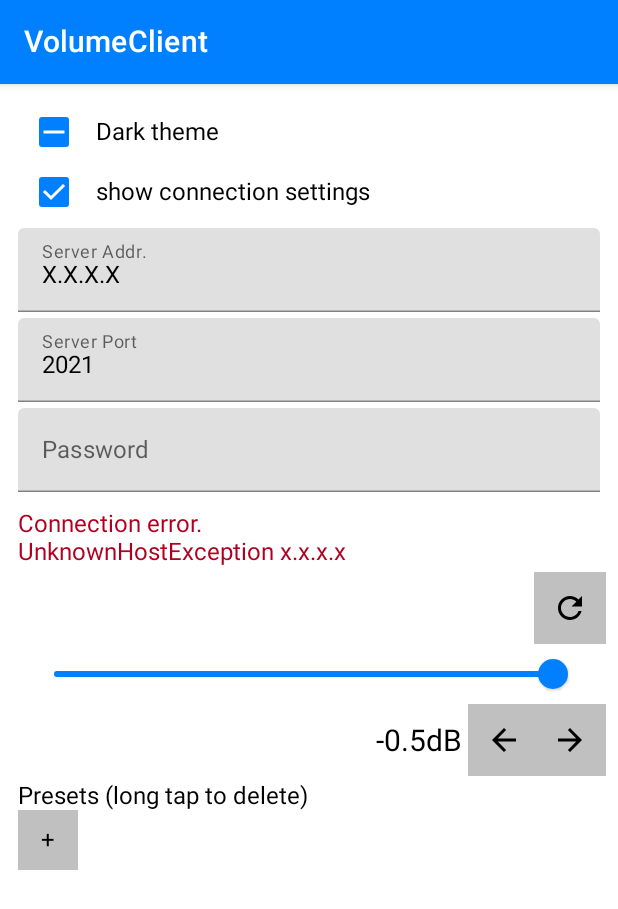
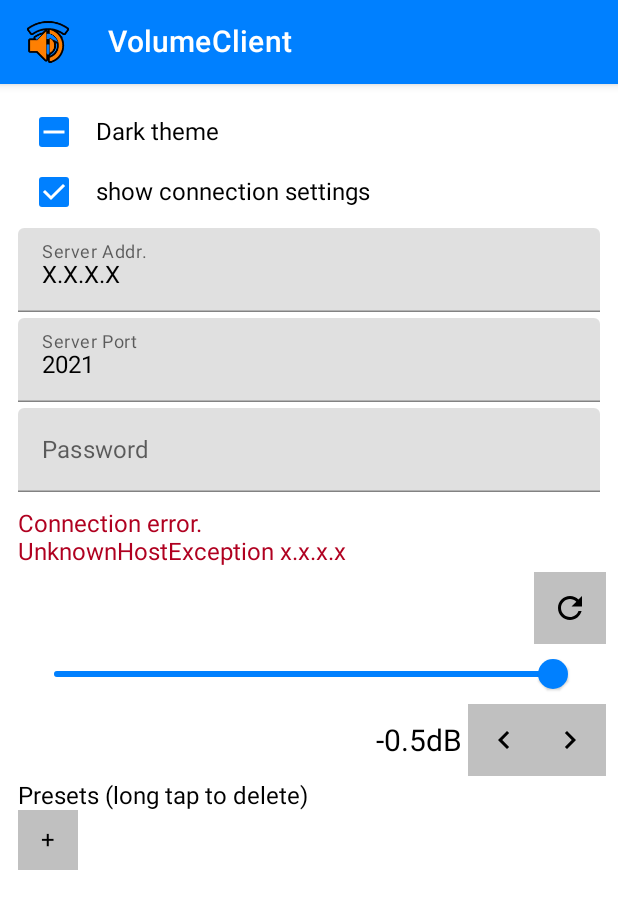
Before and after one commit to tateisu/WinVolumeServer, an Android app built with Jetpack Compose: the screen it shows after launch (MainActivity), after a tap on "decrement", on a phone screen of 412 x 824 dp. Shown: the top 909 px of the screen. Run offline under Robolectric (Android 15) with nearby library versions, the phone set to English and light mode, and no system bars; our stand-ins replace accompanist, livedata-compose; 1 other tap on this screen came first.

Commit message:
- 音量微調整ボタンのアイコン図柄を変更 - 画面スクロール時のpaddingの入れ方を変更 - タイトルバーにアプリのアイコン - リファクタ

```diff
--- a/AndroidClient/app/build.gradle
+++ b/AndroidClient/app/build.gradle
@@ -103,7 +103,6 @@ dependencies {
     // optional - Test helpers for LiveData
     testImplementation "androidx.arch.core:core-testing:$arch_version"
 
-
     implementation "com.google.accompanist:accompanist-flowlayout:0.20.0"
 
     implementation "com.squareup.okhttp3:okhttp:4.9.1"
@@ -113,7 +112,7 @@ dependencies {
     implementation "androidx.compose.material:material:$compose_version"
     implementation "androidx.compose.ui:ui-tooling-preview:$compose_version"
     implementation "androidx.compose.runtime:runtime-livedata:$compose_version"
-
+    implementation "androidx.compose.material:material-icons-extended:$compose_version"
     androidTestImplementation "androidx.compose.ui:ui-test-junit4:$compose_version"
     debugImplementation "androidx.compose.ui:ui-tooling:$compose_version"
 
--- a/AndroidClient/app/src/main/java/jp/juggler/volumeclient/MainActivity.kt
+++ b/AndroidClient/app/src/main/java/jp/juggler/volumeclient/MainActivity.kt
@@ -16,7 +16,6 @@ class MainActivity : ComponentActivity() {
 
     override fun onCreate(savedInstanceState: Bundle?) {
         super.onCreate(savedInstanceState)
-
         viewModel.loadOrRestore()
         setContent { MainActivityContent(window, viewModel) }
     }
--- a/AndroidClient/app/src/main/java/jp/juggler/volumeclient/MainActivityContent.kt
+++ b/AndroidClient/app/src/main/java/jp/juggler/volumeclient/MainActivityContent.kt
@@ -1,11 +1,6 @@
 package jp.juggler.volumeclient
 
-import android.os.Build
-import android.view.View
 import android.view.Window
-import android.view.WindowInsetsController
-import android.view.WindowManager
-import androidx.annotation.ColorInt
 import androidx.compose.animation.AnimatedVisibility
 import androidx.compose.foundation.background
 import androidx.compose.foundation.combinedClickable
@@ -15,8 +10,8 @@ import androidx.compose.foundation.verticalScroll
 import androidx.compose.material.*
 import androidx.compose.material.TextFieldDefaults.textFieldColors
 import androidx.compose.material.icons.Icons
-import androidx.compose.material.icons.outlined.ArrowBack
-import androidx.compose.material.icons.outlined.ArrowForward
+import androidx.compose.material.icons.outlined.ChevronLeft
+import androidx.compose.material.icons.outlined.ChevronRight
 import androidx.compose.material.icons.outlined.Refresh
 import androidx.compose.runtime.Composable
 import androidx.compose.runtime.getValue
@@ -24,34 +19,28 @@ import androidx.compose.runtime.livedata.observeAsState
 import androidx.compose.ui.Alignment
 import androidx.compose.ui.Modifier
 import androidx.compose.ui.graphics.Color
-import androidx.compose.ui.graphics.luminance
-import androidx.compose.ui.graphics.toArgb
+import androidx.compose.ui.res.painterResource
 import androidx.compose.ui.res.stringResource
 import androidx.compose.ui.state.ToggleableState
 import androidx.compose.ui.text.style.TextAlign
 import androidx.compose.ui.tooling.preview.Preview
 import androidx.compose.ui.unit.dp
 import androidx.compose.ui.unit.sp
-import androidx.lifecycle.MutableLiveData
 import com.google.accompanist.flowlayout.FlowRow
 import jp.juggler.volumeclient.MainActivityViewModelImpl.Companion.seekBarPositionToVolumeDb
 import jp.juggler.volumeclient.ui.theme.TestJetpackComposeTheme
-import jp.juggler.volumeclient.utils.LogTag
+import jp.juggler.volumeclient.utils.*
 
 @Suppress("unused")
 private val log = LogTag("MainActivityContent")
 
+// IDE上でプレビューを表示する
 @Preview
 @Composable
 fun PreviewMainActivityContent() =
     MainActivityContent(null, MainActivityViewModelStub)
 
-fun <T> MutableLiveData<T>.setIfChanged(newValue: T) {
-    if (newValue != this.value) {
-        this.value = newValue
-    }
-}
-
+// メイン画面のUI
 @Composable
 fun MainActivityContent(
     window: Window?,
@@ -65,16 +54,26 @@ fun MainActivityContent(
         Scaffold(
             topBar = {
                 TopAppBar(
-                    title = { Text(text = stringResource(R.string.app_name)) }
+                    title = { Text(text = stringResource(R.string.app_name)) },
+                    navigationIcon = {
+                        IconButton(onClick = {}) {
+                            Icon(
+                                painter = painterResource(id = R.mipmap.ic_launcher_foreground),
+                                contentDescription = stringResource(R.string.app_name),
+                                tint = Color.Unspecified
+                            )
+                        }
+                    },
                 )
-            }
+            },
+            modifier = Modifier
+                .background(MaterialTheme.colors.background)
         ) {
             Column(
                 modifier = Modifier
                     .fillMaxSize()
+                    .verticalScroll(rememberScrollState())
                     .padding(all = 12.dp)
-                    .verticalScroll(rememberScrollState())
-                    .background(MaterialTheme.colors.background),
             ) {
 
                 Row(verticalAlignment = Alignment.CenterVertically) {
@@ -260,7 +259,7 @@ fun MainActivityContent(
                             .background(color = MaterialTheme.colors.secondary),
                     ) {
                         Icon(
-                            Icons.Outlined.ArrowBack,
+                            Icons.Outlined.ChevronLeft,
                             contentDescription = stringResource(R.string.decrement),
                             tint = MaterialTheme.colors.onSecondary
                         )
@@ -275,7 +274,7 @@ fun MainActivityContent(
                             .background(color = MaterialTheme.colors.secondary),
                     ) {
                         Icon(
-                            Icons.Outlined.ArrowForward,
+                            Icons.Outlined.ChevronRight,
                             contentDescription = stringResource(R.string.increment),
                             tint = MaterialTheme.colors.onSecondary
                         )
@@ -338,90 +337,3 @@ fun MainActivityContent(
         }
     }
 }
-
-private fun Window.setSystemUiColor(color: Color, forceDark: Boolean = false) {
-    // 古い端末ではナビゲーションバーのアイコン色を設定できないため
-    // メディアビューア画面ではステータスバーやナビゲーションバーの色を設定しない…
-    if (forceDark && Build.VERSION.SDK_INT < 26) return
-
-    if (Build.VERSION.SDK_INT < 30) {
-        @Suppress("DEPRECATION")
-        clearFlags(
-            WindowManager.LayoutParams.FLAG_TRANSLUCENT_STATUS or
-                    WindowManager.LayoutParams.FLAG_TRANSLUCENT_NAVIGATION
-        )
-    }
-
-    addFlags(WindowManager.LayoutParams.FLAG_DRAWS_SYSTEM_BAR_BACKGROUNDS)
-
-    var c = when {
-        forceDark -> Color.Black
-        else -> color
-    }
-    setStatusBarColorCompat(c)
-
-    c = when {
-        forceDark -> Color.Black
-        else -> color
-    }
-    setNavigationBarColorCompat(c)
-}
-
-private fun Window.setStatusBarColorCompat(color: Color) {
-    @ColorInt val c = color.toArgb()
-    val isLightBg = color.luminance() >= 0.5f
-
-    statusBarColor = android.graphics.Color.BLACK or c
-
-    if (Build.VERSION.SDK_INT >= 30) {
-        decorView.windowInsetsController?.run {
-            val bit = WindowInsetsController.APPEARANCE_LIGHT_STATUS_BARS
-            setSystemBarsAppearance(if (isLightBg) bit else 0, bit)
-        }
-    } else if (Build.VERSION.SDK_INT >= 23) {
-        @Suppress("DEPRECATION")
-        val bit = View.SYSTEM_UI_FLAG_LIGHT_STATUS_BAR
-        @Suppress("DEPRECATION")
-        decorView.systemUiVisibility =
-            if (isLightBg) {
-                //Dark Text to show up on your light status bar
-                decorView.systemUiVisibility or bit
-            } else {
-                //Light Text to show up on your dark status bar
-                decorView.systemUiVisibility and bit.inv()
-            }
-    }
-}
-
-private fun Window.setNavigationBarColorCompat(color: Color) {
-    @ColorInt val c = color.toArgb()
-    val isLightBg = color.luminance() >= 0.5f
-
-    if (c == 0) {
-        // no way to restore to system default, need restart app.
-        return
-    }
-
-    navigationBarColor = c or android.graphics.Color.BLACK
-
-    if (Build.VERSION.SDK_INT >= 30) {
-        decorView.windowInsetsController?.run {
-            val bit = WindowInsetsController.APPEARANCE_LIGHT_NAVIGATION_BARS
-            setSystemBarsAppearance(if (isLightBg) bit else 0, bit)
-        }
-    } else if (Build.VERSION.SDK_INT >= 26) {
-        @Suppress("DEPRECATION")
-        val bit = View.SYSTEM_UI_FLAG_LIGHT_NAVIGATION_BAR
-        @Suppress("DEPRECATION")
-        decorView.systemUiVisibility = when {
-            isLightBg -> {
-                //Dark Text to show up on your light status bar
-                decorView.systemUiVisibility or bit
-            }
-            else -> {
-                //Light Text to show up on your dark status bar
-                decorView.systemUiVisibility and bit.inv()
-            }
-        }
-    }
-}
--- a/AndroidClient/app/src/main/java/jp/juggler/volumeclient/utils/ComposeExt.kt
+++ b/AndroidClient/app/src/main/java/jp/juggler/volumeclient/utils/ComposeExt.kt
@@ -1,4 +1,4 @@
-package jp.juggler.volumeclient
+package jp.juggler.volumeclient.utils
 
 import android.content.res.Resources
 import androidx.compose.foundation.layout.Spacer
--- a/AndroidClient/app/src/main/java/jp/juggler/volumeclient/utils/LogTag.kt
+++ b/AndroidClient/app/src/main/java/jp/juggler/volumeclient/utils/LogTag.kt
@@ -2,17 +2,18 @@ package jp.juggler.volumeclient.utils
 
 import android.util.Log
 
+@Suppress("unused")
 class LogTag(private val prefix: String) {
     companion object {
         const val tag = "VolumeClient"
     }
 
-    fun e(msg: String) = Log.e(tag, "${prefix}: $msg")
-    fun w(msg: String) = Log.w(tag, "${prefix}: $msg")
-    fun i(msg: String) = Log.i(tag, "${prefix}: $msg")
-    fun d(msg: String) = Log.d(tag, "${prefix}: $msg")
-    fun v(msg: String) = Log.v(tag, "${prefix}: $msg")
+    fun e(msg: String) = Log.e(tag, "$prefix: $msg")
+    fun w(msg: String) = Log.w(tag, "$prefix: $msg")
+    fun i(msg: String) = Log.i(tag, "$prefix: $msg")
+    fun d(msg: String) = Log.d(tag, "$prefix: $msg")
+    fun v(msg: String) = Log.v(tag, "$prefix: $msg")
 
-    fun e(ex: Throwable, msg: String = "error.") = Log.e(tag, "${prefix}: $msg", ex)
-    fun w(ex: Throwable, msg: String = "error.") = Log.w(tag, "${prefix}: $msg", ex)
+    fun e(ex: Throwable, msg: String = "error.") = Log.e(tag, "$prefix: $msg", ex)
+    fun w(ex: Throwable, msg: String = "error.") = Log.w(tag, "$prefix: $msg", ex)
 }
--- /dev/null
+++ b/AndroidClient/app/src/main/java/jp/juggler/volumeclient/utils/OkHttpExt.kt
@@ -0,0 +1,22 @@
+package jp.juggler.volumeclient.utils
+
+import kotlinx.coroutines.suspendCancellableCoroutine
+import okhttp3.Call
+import okhttp3.Callback
+import okhttp3.Response
+import java.io.IOException
+import kotlin.coroutines.resume
+import kotlin.coroutines.resumeWithException
+
+suspend fun Call.enqueueAndAwait(): Response =
+    suspendCancellableCoroutine { cont ->
+        this.enqueue(object : Callback {
+            override fun onFailure(call: Call, e: IOException) {
+                cont.resumeWithException(e)
+            }
+
+            override fun onResponse(call: Call, response: Response) {
+                cont.resume(response)
+            }
+        })
+    }
--- /dev/null
+++ b/AndroidClient/app/src/main/java/jp/juggler/volumeclient/utils/SystemUiColor.kt
@@ -0,0 +1,98 @@
+package jp.juggler.volumeclient.utils
+
+import android.os.Build
+import android.view.View
+import android.view.Window
+import android.view.WindowInsetsController
+import android.view.WindowManager
+import androidx.annotation.ColorInt
+import androidx.compose.ui.graphics.Color
+import androidx.compose.ui.graphics.luminance
+import androidx.compose.ui.graphics.toArgb
+
+fun Window.setSystemUiColor(color: Color, forceDark: Boolean = false) {
+    // 古い端末ではナビゲーションバーのアイコン色を設定できないため
+    // メディアビューア画面ではステータスバーやナビゲーションバーの色を設定しない…
+    if (forceDark && Build.VERSION.SDK_INT < 26) return
+
+    if (Build.VERSION.SDK_INT < 30) {
+        @Suppress("DEPRECATION")
+        clearFlags(
+            WindowManager.LayoutParams.FLAG_TRANSLUCENT_STATUS or
+                    WindowManager.LayoutParams.FLAG_TRANSLUCENT_NAVIGATION
+        )
+    }
+
+    addFlags(WindowManager.LayoutParams.FLAG_DRAWS_SYSTEM_BAR_BACKGROUNDS)
+
+    var c = when {
+        forceDark -> Color.Black
+        else -> color
+    }
+    setStatusBarColorCompat(c)
+
+    c = when {
+        forceDark -> Color.Black
+        else -> color
+    }
+    setNavigationBarColorCompat(c)
+}
+
+private fun Window.setStatusBarColorCompat(color: Color) {
+    @ColorInt val c = color.toArgb()
+    val isLightBg = color.luminance() >= 0.5f
+
+    statusBarColor = android.graphics.Color.BLACK or c
+
+    if (Build.VERSION.SDK_INT >= 30) {
+        decorView.windowInsetsController?.run {
+            val bit = WindowInsetsController.APPEARANCE_LIGHT_STATUS_BARS
+            setSystemBarsAppearance(if (isLightBg) bit else 0, bit)
+        }
+    } else if (Build.VERSION.SDK_INT >= 23) {
+        @Suppress("DEPRECATION")
+        val bit = View.SYSTEM_UI_FLAG_LIGHT_STATUS_BAR
+        @Suppress("DEPRECATION")
+        decorView.systemUiVisibility =
+            if (isLightBg) {
+                //Dark Text to show up on your light status bar
+                decorView.systemUiVisibility or bit
+            } else {
+                //Light Text to show up on your dark status bar
+                decorView.systemUiVisibility and bit.inv()
+            }
+    }
+}
+
+private fun Window.setNavigationBarColorCompat(color: Color) {
+    @ColorInt val c = color.toArgb()
+    val isLightBg = color.luminance() >= 0.5f
+
+    if (c == 0) {
+        // no way to restore to system default, need restart app.
+        return
+    }
+
+    navigationBarColor = c or android.graphics.Color.BLACK
+
+    if (Build.VERSION.SDK_INT >= 30) {
+        decorView.windowInsetsController?.run {
+            val bit = WindowInsetsController.APPEARANCE_LIGHT_NAVIGATION_BARS
+            setSystemBarsAppearance(if (isLightBg) bit else 0, bit)
+        }
+    } else if (Build.VERSION.SDK_INT >= 26) {
+        @Suppress("DEPRECATION")
+        val bit = View.SYSTEM_UI_FLAG_LIGHT_NAVIGATION_BAR
+        @Suppress("DEPRECATION")
+        decorView.systemUiVisibility = when {
+            isLightBg -> {
+                //Dark Text to show up on your light status bar
+                decorView.systemUiVisibility or bit
+            }
+            else -> {
+                //Light Text to show up on your dark status bar
+                decorView.systemUiVisibility and bit.inv()
+            }
+        }
+    }
+}
--- a/AndroidClient/app/src/main/java/jp/juggler/volumeclient/utils/Utils.kt
+++ b/AndroidClient/app/src/main/java/jp/juggler/volumeclient/utils/Utils.kt
@@ -1,58 +1,12 @@
-@file:Suppress("MemberVisibilityCanBePrivate")
-
 package jp.juggler.volumeclient.utils
 
 import android.util.Base64
-import androidx.lifecycle.ViewModel
-import androidx.lifecycle.ViewModelProvider
-import androidx.lifecycle.ViewModelStoreOwner
-import kotlinx.coroutines.suspendCancellableCoroutine
-import okhttp3.Call
-import okhttp3.Callback
-import okhttp3.Response
-import java.io.IOException
 import java.security.MessageDigest
-import kotlin.coroutines.resume
-import kotlin.coroutines.resumeWithException
 import kotlin.math.max
 import kotlin.math.min
 
-// ViewModelのfactoryを毎回書くのが面倒
-// あと使わない場合にはViewModelの引数を生成したくない
-fun <VM : ViewModel> viewModelFactory(vmClass: Class<VM>, creator: () -> VM) =
-    object : ViewModelProvider.NewInstanceFactory() {
-        @Suppress("UNCHECKED_CAST")
-        override fun <T : ViewModel> create(modelClass: Class<T>): T {
-            if (!modelClass.isAssignableFrom(vmClass)) {
-                error("unexpected modelClass. ${modelClass.simpleName}")
-            }
-            return creator() as T
-        }
-    }
-
-// ViewModelProvider(…).get を毎回書くのが面倒
-inline fun <reified T : ViewModel> provideViewModel(
-    owner: ViewModelStoreOwner,
-    noinline creator: () -> T
-) =
-    ViewModelProvider(owner, viewModelFactory(T::class.java, creator)).get(T::class.java)
-
-suspend fun Call.enqueueAndAwait(): Response =
-    suspendCancellableCoroutine { cont ->
-        this.enqueue(object : Callback {
-            override fun onFailure(call: Call, e: IOException) {
-                cont.resumeWithException(e)
-            }
-
-            override fun onResponse(call: Call, response: Response) {
-                cont.resume(response)
-            }
-        })
-    }
-
-fun Float.clip(min: Float, max: Float): Float {
-    return max(min, min(max, this))
-}
+fun Float.clip(low: Float, high: Float) =
+    max(low, min(high, this))
 
 fun String.digestSha256(): ByteArray =
     MessageDigest.getInstance("SHA-256")
--- /dev/null
+++ b/AndroidClient/app/src/main/java/jp/juggler/volumeclient/utils/ViewModelExt.kt
@@ -0,0 +1,24 @@
+package jp.juggler.volumeclient.utils
+
+import androidx.lifecycle.ViewModel
+import androidx.lifecycle.ViewModelProvider
+import androidx.lifecycle.ViewModelStoreOwner
+
+// ViewModelのfactoryを毎回書くのが面倒
+// あと使わない場合にはViewModelの引数を生成したくない
+fun <VM : ViewModel> viewModelFactory(vmClass: Class<VM>, creator: () -> VM) =
+    object : ViewModelProvider.NewInstanceFactory() {
+        @Suppress("UNCHECKED_CAST")
+        override fun <T : ViewModel> create(modelClass: Class<T>): T {
+            if (!modelClass.isAssignableFrom(vmClass)) {
+                error("unexpected modelClass. ${modelClass.simpleName}")
+            }
+            return creator() as T
+        }
+    }
+
+// ViewModelProvider(…).get を毎回書くのが面倒
+inline fun <reified T : ViewModel> provideViewModel(
+    owner: ViewModelStoreOwner,
+    noinline creator: () -> T
+) = ViewModelProvider(owner, viewModelFactory(T::class.java, creator))[T::class.java]
```
Also changed, not shown: AndroidClient/app/src/main/java/jp/juggler/volumeclient/utils/LiveDataExt.kt (added, +7 -0 lines).
